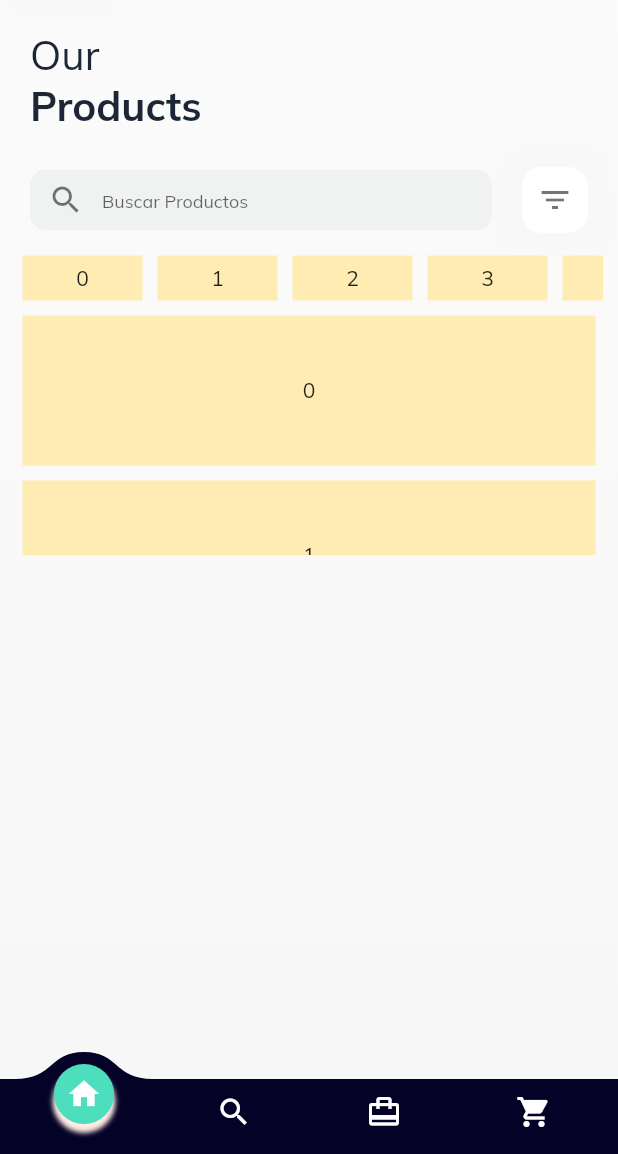
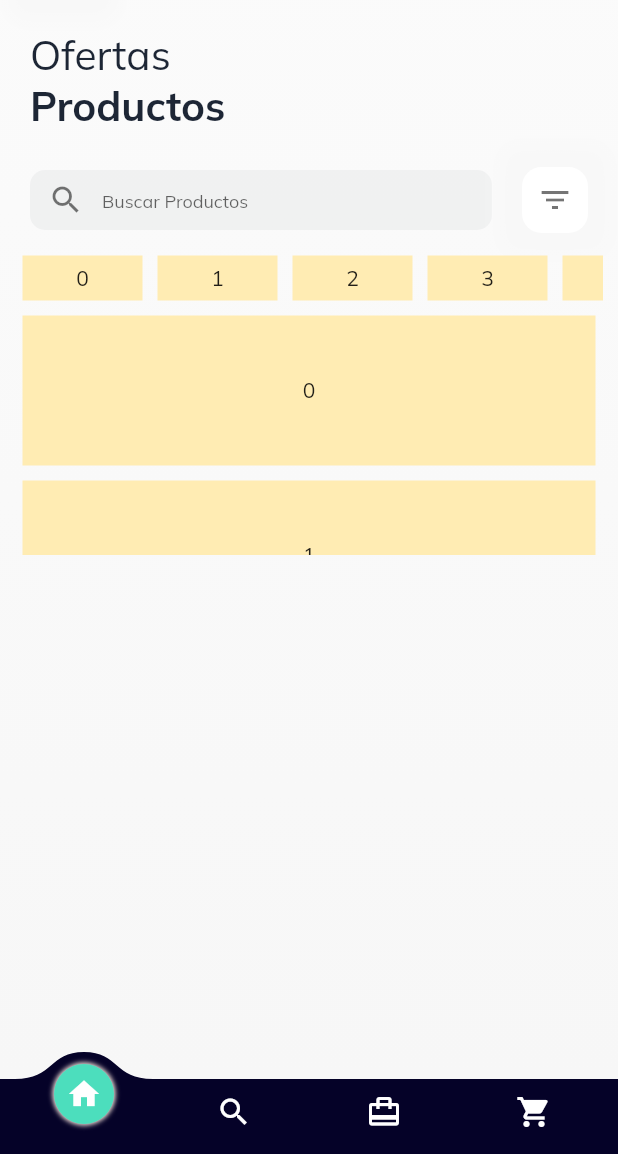
Before and after one commit to dznkos/shop_exp, a Flutter app: the screen it shows after launch, on a phone screen of 412 x 824 dp, the part 82-1236 px from its top. Run offline on Flutter 3.47's test engine with Material 2 defaults, Android fonts, the phone set to English and light mode, and no system bars; our stand-ins replace google_fonts.

Commit message:
ecom_v0.16

```diff
--- a/flutter_ecommerce_app-master/lib/src/pages/home_page.dart
+++ b/flutter_ecommerce_app-master/lib/src/pages/home_page.dart
@@ -3,8 +3,7 @@ import 'package:flutter/material.dart';
 
 import 'package:flutter_ecommerce_app/src/themes/light_color.dart';
 import 'package:flutter_ecommerce_app/src/themes/theme.dart';
-import 'package:flutter_ecommerce_app/src/widgets/product_card.dart';
-import 'package:flutter_ecommerce_app/src/widgets/product_icon.dart';
+
 import 'package:flutter_ecommerce_app/src/widgets/extentions.dart';
 
 class MyHomePage extends StatefulWidget {
--- a/flutter_ecommerce_app-master/lib/src/pages/mainPage.dart
+++ b/flutter_ecommerce_app-master/lib/src/pages/mainPage.dart
@@ -72,12 +72,12 @@ class _MainPageState extends State<MainPage> {
               crossAxisAlignment: CrossAxisAlignment.start,
               children: <Widget>[
                 TitleText(
-                  text: isHomePageSelected ? 'Our' : 'Shopping',
+                  text: isHomePageSelected ? 'Ofertas' : 'Compras',
                   fontSize: 27,
                   fontWeight: FontWeight.w400,
                 ),
                 TitleText(
-                  text: isHomePageSelected ? 'Products' : 'Cart',
+                  text: isHomePageSelected ? 'Productos' : 'Pendientes',
                   fontSize: 27,
                   fontWeight: FontWeight.w700,
                 ),
--- a/flutter_ecommerce_app-master/lib/src/pages/product_detail.dart
+++ b/flutter_ecommerce_app-master/lib/src/pages/product_detail.dart
@@ -194,7 +194,7 @@ class _ProductDetailPageState extends State<ProductDetailPage>
                         borderRadius: BorderRadius.all(Radius.circular(10))),
                   ),
                 ),
-                SizedBox(height: 10),
+                SizedBox(height:20),
                 Container(
                   child: Row(
                     crossAxisAlignment: CrossAxisAlignment.start,
@@ -202,7 +202,7 @@ class _ProductDetailPageState extends State<ProductDetailPage>
                     children: <Widget>[
                       TitleText(text: "NIKE AIR MAX 200", fontSize: 25),
                       Column(
-                        crossAxisAlignment: CrossAxisAlignment.end,
+                        mainAxisAlignment: MainAxisAlignment.start,
                         children: <Widget>[
                           Row(
                             crossAxisAlignment: CrossAxisAlignment.center,
@@ -225,7 +225,7 @@ class _ProductDetailPageState extends State<ProductDetailPage>
                               Icon(Icons.star,
                                   color: LightColor.yellowColor, size: 17),
                               Icon(Icons.star,
-                                  color: LightColor.yellowColor, size: 17),
+                                  color: LightColor.red, size: 17),
                               Icon(Icons.star,
                                   color: LightColor.yellowColor, size: 17),
                               Icon(Icons.star_border, size: 17),
--- a/flutter_ecommerce_app-master/lib/src/widgets/BottomNavigationBar/bottom_navigation_bar.dart
+++ b/flutter_ecommerce_app-master/lib/src/widgets/BottomNavigationBar/bottom_navigation_bar.dart
@@ -83,7 +83,7 @@ class _CustomBottomNavigationBarState extends State<CustomBottomNavigationBar>
                       color: isEnable ? Color(0xfffeece2) : Color.fromRGBO(5, 2, 40, 1.0),
                       blurRadius: 2,
                       spreadRadius: 1,
-                      offset: Offset(0, 5),
+                      offset: Offset(0, 0),
                     ),
                   ],
                   shape: BoxShape.circle),
```
